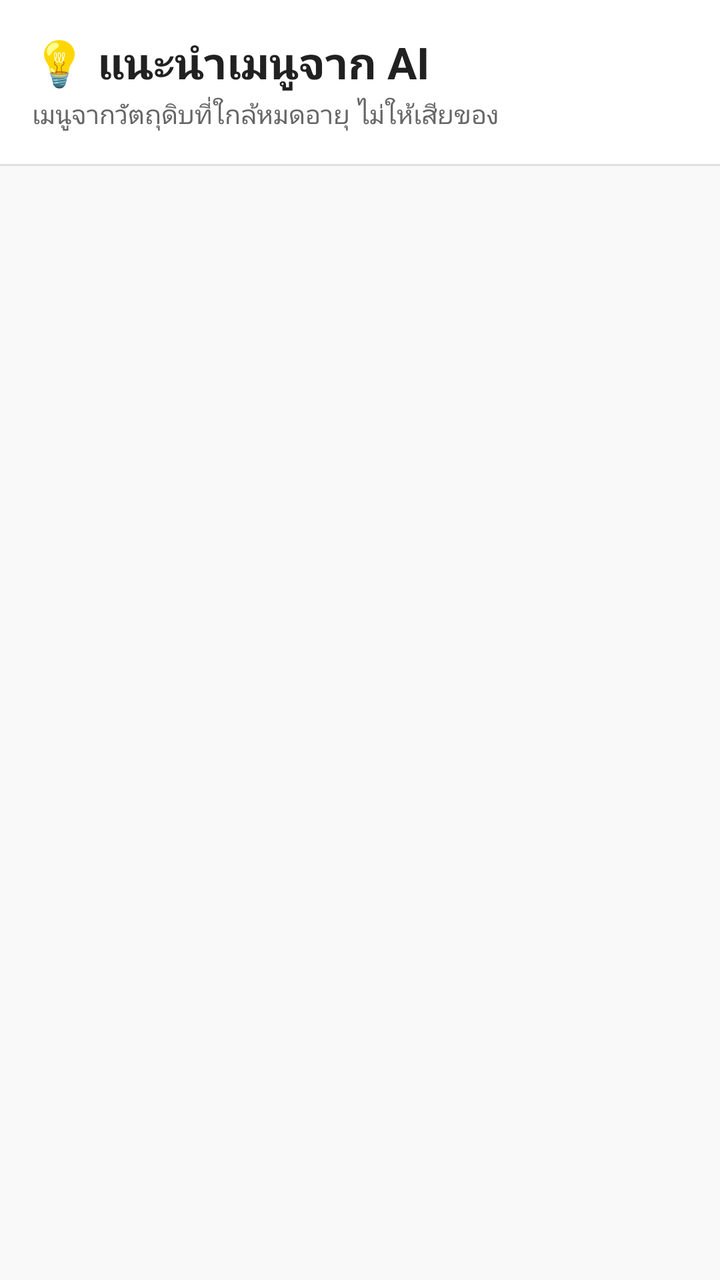
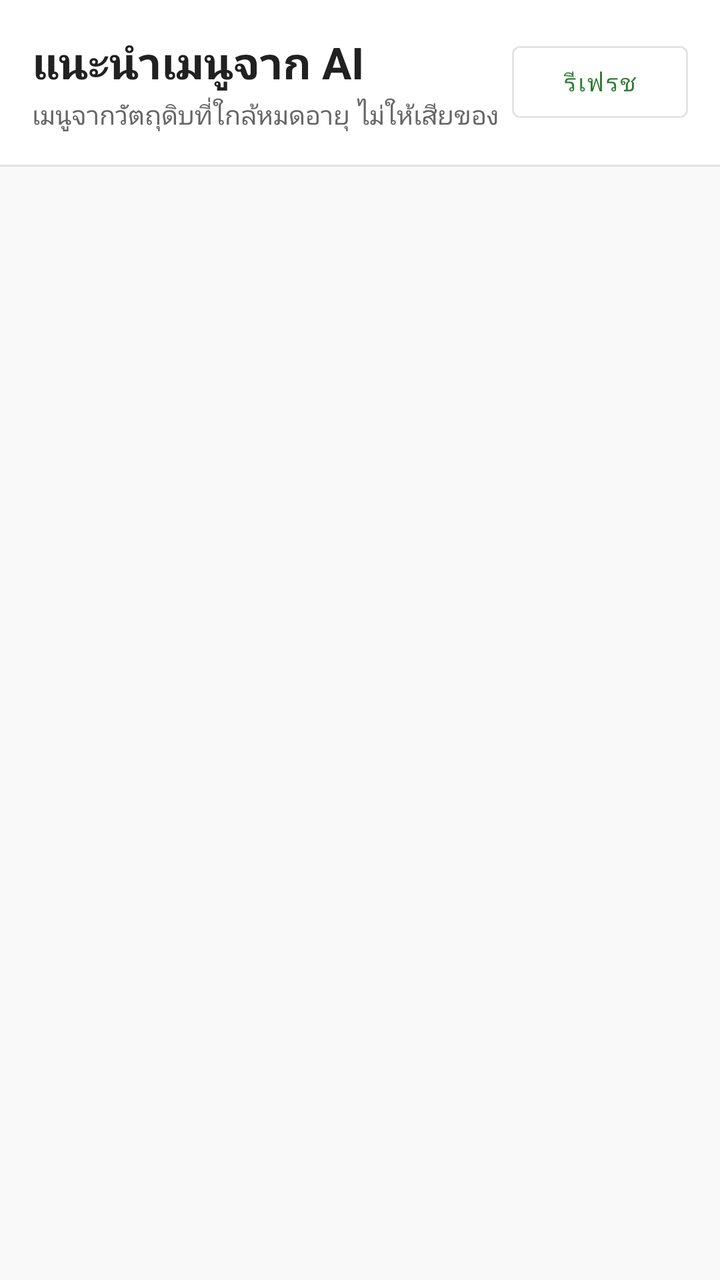

Before-and-after screenshots of an Android layout around one commit, followed by the original layout XML and the change that was made.
<!-- AndroidManifest.xml: application theme Theme.Expirytrack -->
<!-- res/layout/fragment_suggestions.xml -->
<?xml version="1.0" encoding="utf-8"?>
<androidx.coordinatorlayout.widget.CoordinatorLayout xmlns:android="http://schemas.android.com/apk/res/android"
    xmlns:app="http://schemas.android.com/apk/res-auto"
    android:layout_width="match_parent"
    android:layout_height="match_parent"
    android:background="@color/background_surface">

    <LinearLayout
        android:layout_width="match_parent"
        android:layout_height="match_parent"
        android:orientation="vertical">

        
        <LinearLayout
            android:layout_width="match_parent"
            android:layout_height="wrap_content"
            android:orientation="vertical"
            android:padding="16dp"
            android:paddingBottom="8dp"
            android:background="@color/white">

            <TextView
                android:layout_width="wrap_content"
                android:layout_height="wrap_content"
                android:text="💡 แนะนำเมนูจาก AI"
                android:textSize="22sp"
                android:textStyle="bold"
                android:textColor="@color/text_primary" />

            <TextView
                android:layout_width="wrap_content"
                android:layout_height="wrap_content"
                android:text="เมนูจากวัตถุดิบที่ใกล้หมดอายุ ไม่ให้เสียของ"
                android:textSize="13sp"
                android:textColor="@color/text_secondary"
                android:layout_marginTop="2dp" />
        </LinearLayout>

        
        <View
            android:layout_width="match_parent"
            android:layout_height="1dp"
            android:background="#E0E0E0" />

        
        <FrameLayout
            android:layout_width="match_parent"
            android:layout_height="0dp"
            android:layout_weight="1">

            
            <androidx.recyclerview.widget.RecyclerView
                android:id="@+id/recyclerSuggestions"
                android:layout_width="match_parent"
                android:layout_height="match_parent"
                android:clipToPadding="false"
                android:paddingTop="12dp"
                android:paddingBottom="16dp"
                android:paddingStart="12dp"
                android:paddingEnd="12dp" />

            
            <LinearLayout
                android:id="@+id/emptyState"
                android:layout_width="match_parent"
                android:layout_height="match_parent"
                android:orientation="vertical"
                android:gravity="center"
                android:padding="32dp"
                android:visibility="gone">

                <TextView
                    android:layout_width="wrap_content"
                    android:layout_height="wrap_content"
                    android:text="🍳"
                    android:textSize="64sp"
                    android:layout_marginBottom="20dp" />

                <TextView
                    android:layout_width="wrap_content"
                    android:layout_height="wrap_content"
                    android:text="ยังไม่มีวัตถุดิบใกล้หมดอายุ"
                    android:textSize="18sp"
                    android:textStyle="bold"
                    android:textColor="@color/text_primary"
                    android:gravity="center"
                    android:layout_marginBottom="8dp" />

                <TextView
                    android:layout_width="wrap_content"
                    android:layout_height="wrap_content"
                    android:text="เมื่อวัตถุดิบใกล้หมดอายุ AI จะแนะนำเมนูให้ที่นี่"
                    android:textSize="14sp"
                    android:textColor="@color/text_secondary"
                    android:gravity="center" />
            </LinearLayout>

            
            <LinearLayout
                android:id="@+id/loadingState"
                android:layout_width="match_parent"
                android:layout_height="match_parent"
                android:orientation="vertical"
                android:gravity="center"
                android:visibility="gone">

                <ProgressBar
                    android:layout_width="48dp"
                    android:layout_height="48dp" />

                <TextView
                    android:layout_width="wrap_content"
                    android:layout_height="wrap_content"
                    android:text="กำลังโหลด..."
                    android:textSize="14sp"
                    android:textColor="@color/text_secondary"
                    android:layout_marginTop="12dp" />
            </LinearLayout>
        </FrameLayout>
    </LinearLayout>
</androidx.coordinatorlayout.widget.CoordinatorLayout>
<!-- resources referenced by this layout -->
<resources>
  <color name="background_surface">#F9F9F9</color>
  <color name="text_primary">#212121</color>
  <color name="text_secondary">#666666</color>
  <color name="white">#FFFFFFFF</color>
  <style name="Theme.Expirytrack" parent="Base.Theme.Expirytrack" />
  <style name="Base.Theme.Expirytrack" parent="Theme.Material3.DayNight.NoActionBar">
          
          <item name="colorPrimary">@color/primary_color</item>
          <item name="colorPrimaryVariant">@color/primary_dark</item>
          <item name="colorOnPrimary">@android:color/white</item>
          
          
          <item name="colorSecondary">@color/secondary_color</item>
          <item name="colorSecondaryVariant">@color/secondary_dark</item>
          <item name="colorOnSecondary">@android:color/white</item>
          
          
          <item name="android:colorBackground">@color/background_default</item>
          <item name="colorSurface">@color/background_surface</item>
          <item name="colorOnBackground">@color/text_primary</item>
          <item name="colorOnSurface">@color/text_primary</item>
          
          
          <item name="android:statusBarColor">@color/primary_color</item>
          <item name="android:windowLightStatusBar">false</item>
          
          
          <item name="android:navigationBarColor">@color/white</item>
          <item name="android:windowLightNavigationBar" tools:targetApi="o_mr1">true</item>
      </style>
  <color name="primary_color">#2E7D32</color>
  <color name="primary_dark">#1B5E20</color>
  <color name="secondary_color">#FF8F00</color>
  <color name="secondary_dark">#E65100</color>
  <color name="background_default">#FFFFFF</color>
</resources>

<!-- the commit's change to res/layout/fragment_suggestions.xml (unified diff, before → after) -->
@@ -19,21 +19,45 @@
             android:paddingBottom="8dp"
             android:background="@color/white">
 
-            <TextView
-                android:layout_width="wrap_content"
+            <LinearLayout
+                android:layout_width="match_parent"
                 android:layout_height="wrap_content"
-                android:text="💡 แนะนำเมนูจาก AI"
-                android:textSize="22sp"
-                android:textStyle="bold"
-                android:textColor="@color/text_primary" />
+                android:orientation="horizontal"
+                android:gravity="center_vertical">
 
-            <TextView
-                android:layout_width="wrap_content"
-                android:layout_height="wrap_content"
-                android:text="เมนูจากวัตถุดิบที่ใกล้หมดอายุ ไม่ให้เสียของ"
-                android:textSize="13sp"
-                android:textColor="@color/text_secondary"
-                android:layout_marginTop="2dp" />
+                <LinearLayout
+                    android:layout_width="0dp"
+                    android:layout_height="wrap_content"
+                    android:layout_weight="1"
+                    android:orientation="vertical">
+
+                    <TextView
+                        android:layout_width="wrap_content"
+                        android:layout_height="wrap_content"
+                        android:text="แนะนำเมนูจาก AI"
+                        android:textSize="22sp"
+                        android:textStyle="bold"
+                        android:textColor="@color/text_primary" />
+
+                    <TextView
+                        android:layout_width="wrap_content"
+                        android:layout_height="wrap_content"
+                        android:text="เมนูจากวัตถุดิบที่ใกล้หมดอายุ ไม่ให้เสียของ"
+                        android:textSize="13sp"
+                        android:textColor="@color/text_secondary"
+                        android:layout_marginTop="2dp" />
+                </LinearLayout>
+
+                <com.google.android.material.button.MaterialButton
+                    android:id="@+id/btnRefreshSuggestions"
+                    android:layout_width="wrap_content"
+                    android:layout_height="wrap_content"
+                    android:text="รีเฟรช"
+                    android:textSize="12sp"
+                    style="@style/Widget.MaterialComponents.Button.OutlinedButton"
+                    android:paddingStart="12dp"
+                    android:paddingEnd="12dp" />
+            </LinearLayout>
         </LinearLayout>
 
         
@@ -104,17 +128,21 @@
                 android:gravity="center"
                 android:visibility="gone">
 
-                <ProgressBar
-                    android:layout_width="48dp"
-                    android:layout_height="48dp" />
+                <com.airbnb.lottie.LottieAnimationView
+                    android:id="@+id/lottieLoading"
+                    android:layout_width="220dp"
+                    android:layout_height="220dp"
+                    app:lottie_rawRes="@raw/food_loading"
+                    app:lottie_autoPlay="true"
+                    app:lottie_loop="true" />
 
                 <TextView
                     android:layout_width="wrap_content"
                     android:layout_height="wrap_content"
-                    android:text="กำลังโหลด..."
+                    android:text="AI กำลังวิเคราะห์วัตถุดิบ..."
                     android:textSize="14sp"
                     android:textColor="@color/text_secondary"
-                    android:layout_marginTop="12dp" />
+                    android:layout_marginTop="4dp" />
             </LinearLayout>
         </FrameLayout>
     </LinearLayout>
